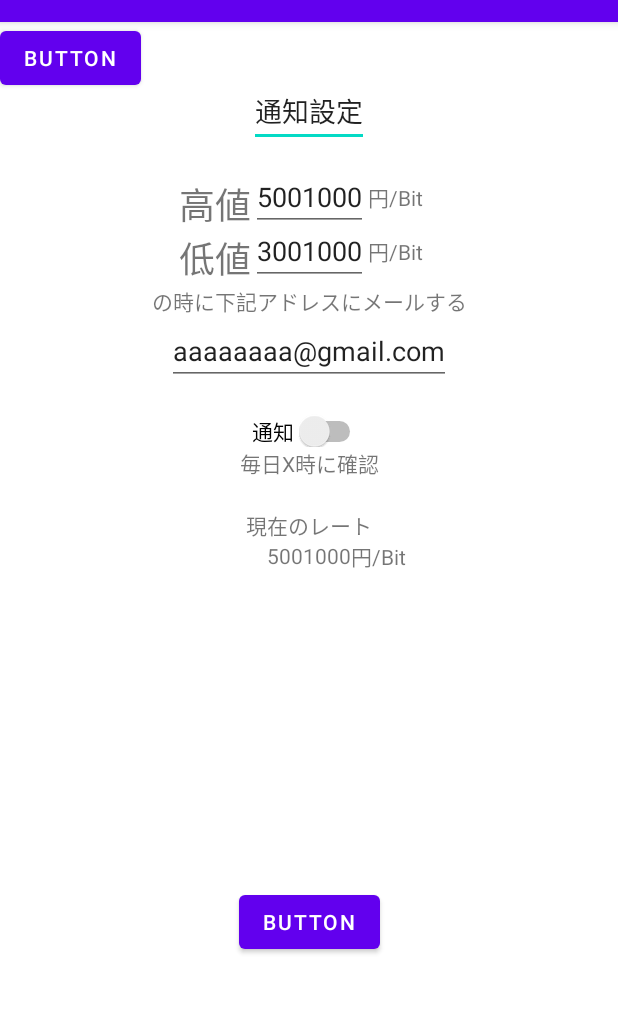
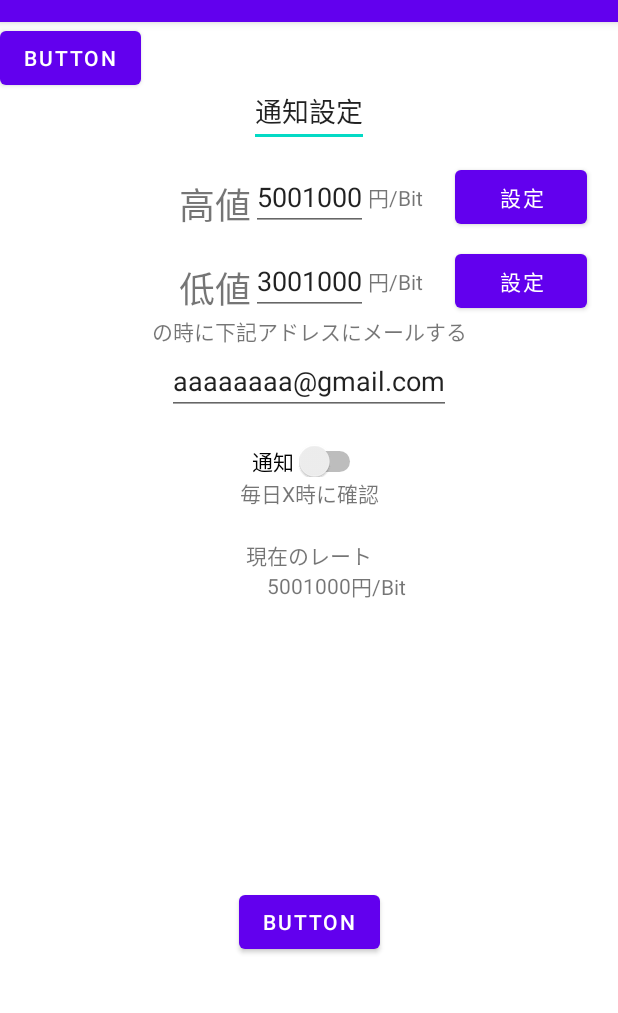
Before and after one commit to kobearen/CyptoNotice, an Android app: the screen it shows after launch (MainActivity), on a phone screen of 412 x 824 dp, the part 62-1075 px from its top. Run offline under Robolectric (Android 15) with nearby library versions, the phone set to English and light mode, and no system bars.

```diff
--- a/app/src/main/java/com/example/cyptonotice/ui/main/MainFragment.kt
+++ b/app/src/main/java/com/example/cyptonotice/ui/main/MainFragment.kt
@@ -2,10 +2,12 @@ package com.example.cyptonotice.ui.main
 
 import androidx.lifecycle.ViewModelProvider
 import android.os.Bundle
+import android.util.Log
 import androidx.fragment.app.Fragment
 import android.view.LayoutInflater
 import android.view.View
 import android.view.ViewGroup
+import android.widget.Button
 import com.example.cyptonotice.R
 
 class MainFragment : Fragment() {
@@ -27,4 +29,24 @@ class MainFragment : Fragment() {
         // TODO: Use the ViewModel
     }
 
+    override fun onViewCreated(view: View, savedInstanceState: Bundle?) {
+        super.onViewCreated(view, savedInstanceState)
+        val btnSetHigh: Button = view.findViewById(R.id.btnSetHigh)
+        val btnSetLow: Button = view.findViewById(R.id.btnSetLow)
+        btnSetHigh.setOnClickListener {
+            onbtnHighClick()
+        }
+        btnSetLow.setOnClickListener {
+            onbtnLowClick()
+        }
+    }
+    fun onbtnHighClick(){
+        Log.i("NewItemFragment","onbtnHighClick")
+        // ボタン押下時の処理
+    }
+    fun onbtnLowClick(){
+        Log.i("NewItemFragment","onbtnLowClick")
+        // ボタン押下時の処理
+    }
+
 }
--- a/app/src/main/res/layout/main_fragment.xml
+++ b/app/src/main/res/layout/main_fragment.xml
@@ -48,12 +48,23 @@
         app:layout_constraintStart_toEndOf="@+id/editHighPrice"
         app:layout_constraintTop_toTopOf="@+id/editHighPrice" />
 
+    <Button
+        android:id="@+id/btnSetHigh"
+        android:layout_width="wrap_content"
+        android:layout_height="wrap_content"
+        android:text="設定"
+        app:layout_constraintBottom_toBottomOf="@+id/textYenBit"
+        app:layout_constraintEnd_toEndOf="parent"
+        app:layout_constraintStart_toEndOf="@+id/textYenBit"
+        app:layout_constraintTop_toTopOf="@+id/textYenBit" />
+
     <TextView
         android:id="@+id/textLowPrice"
         android:layout_width="wrap_content"
         android:layout_height="wrap_content"
         android:text="@string/edit_low_price"
         android:textSize="24dp"
+        android:paddingTop="20dp"
         app:layout_constraintEnd_toEndOf="@+id/textHighPrice"
         app:layout_constraintStart_toStartOf="@+id/textHighPrice"
         app:layout_constraintTop_toBottomOf="@+id/editHighPrice"
@@ -75,6 +86,16 @@
         app:layout_constraintBottom_toBottomOf="@+id/editLowPrice"
         app:layout_constraintStart_toEndOf="@+id/editLowPrice"
         app:layout_constraintTop_toTopOf="@+id/editLowPrice" />
+
+    <Button
+        android:id="@+id/btnSetLow"
+        android:layout_width="wrap_content"
+        android:layout_height="wrap_content"
+        android:text="設定"
+        app:layout_constraintBottom_toBottomOf="@+id/textLowYenBit"
+        app:layout_constraintEnd_toEndOf="parent"
+        app:layout_constraintStart_toEndOf="@+id/textLowYenBit"
+        app:layout_constraintTop_toTopOf="@+id/textLowYenBit" />
 
     <TextView
         android:id="@+id/textSendMail"
```
Also changed, not shown: app/src/main/java/com/example/cyptonotice/MainActivity.kt (+11 -3 lines).
